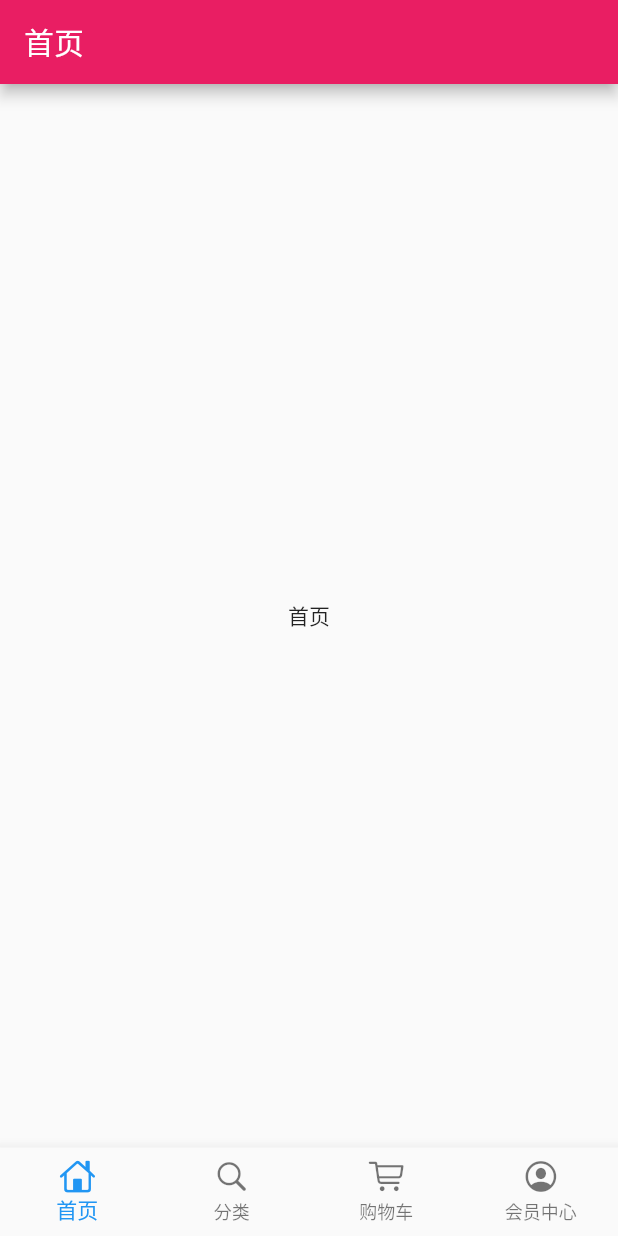
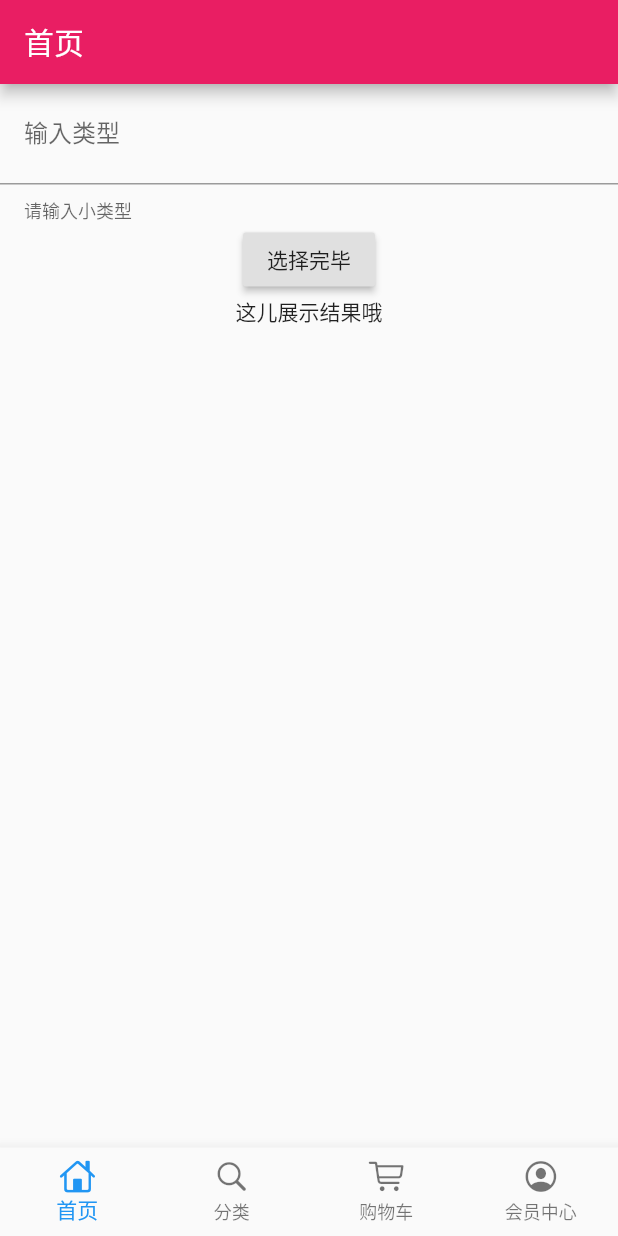
Before and after one commit to Hidebush/flutter_shop, a Flutter app: the screen it shows after launch, on a phone screen of 412 x 824 dp. Run offline on Flutter 3.47's test engine with Material 2 defaults, Android fonts, the phone set to English and light mode, and no system bars; our stand-ins replace dio.

Commit message:
输入文字&get请求

```diff
--- a/lib/home_page.dart
+++ b/lib/home_page.dart
@@ -1,18 +1,99 @@
+import 'package:dio/dio.dart';
+import 'package:flutter/cupertino.dart';
 import 'package:flutter/material.dart';
 
-class HomePage extends StatelessWidget {
+// class HomePage extends StatefulWidget {
+//   HomePage({Key key}) : super(key: key);
+
+//   _HomePageState createState() => _HomePageState();
+// }
+
+// class _HomePageState extends State<HomePage> {
+//   @override
+//   Widget build(BuildContext context) {
+//     return Container(
+//        child: child,
+//     );
+//   }
+// }
+
+class HomePage extends StatefulWidget {
   const HomePage({Key key}) : super(key: key);
 
+  _HomePageState  createState() => _HomePageState();
+}
+
+class _HomePageState extends State<HomePage> {
+
+  final TextEditingController _edittingController = TextEditingController();
+  String _showText = '这儿展示结果哦';
+  Future requestHttp(String inputText) async {
+    Map<String, dynamic> params = {
+      'name': inputText
+    };
+    try {
+      Response response = await Dio().get('https://www.easy-mock.com/mock/5c60131a4bed3a6342711498/baixing/dabaojian', queryParameters: params);
+      return response.data;
+    } catch (e) {
+      return e;
+    }
+  }
+
+  void _choiceAction() {
+    if (_edittingController.text.isEmpty) {
+      showDialog(
+        context: context,
+        builder: (context) {
+
+          return CupertinoAlertDialog(
+            title: Text('类型不能为空'),
+          );
+          // return AlertDialog(
+          //   title: Text('请选择小姐姐类型'),
+          // );
+        }
+      );
+    } else {
+      requestHttp(_edittingController.text).then((value) {
+        setState(() {
+          _showText = value['data']['name'].toString();
+        });
+      });
+    }
+  }
+
+  @override
+  void dispose() {
+    _edittingController.dispose();
+    super.dispose();
+  }
   @override
   Widget build(BuildContext context) {
     return Scaffold(
       appBar: AppBar(
         title: Text('首页'),
       ),
-      body: Center(
-        child: Container(
-          child: Text('首页'),
-        )
+      body: Column(
+        children: <Widget>[
+          TextField(
+            controller: _edittingController,
+            decoration: InputDecoration(
+              labelText: '输入类型',
+              helperText: '请输入小类型',
+              contentPadding: EdgeInsets.all(16.0),
+            ),
+            autofocus: false,
+          ),
+          RaisedButton(
+            onPressed: _choiceAction,
+            child: Text('选择完毕'),
+          ),
+          Text(
+            _showText,
+            overflow: TextOverflow.ellipsis,
+            maxLines: 1,
+          )
+        ],
       ),
     );
   }
--- a/pubspec.yaml
+++ b/pubspec.yaml
@@ -23,6 +23,7 @@ dependencies:
   # The following adds the Cupertino Icons font to your application.
   # Use with the CupertinoIcons class for iOS style icons.
   cupertino_icons: ^0.1.2
+  dio: ^2.1.7
 
 dev_dependencies:
   flutter_test:
```
Also changed, not shown: pubspec.lock.
